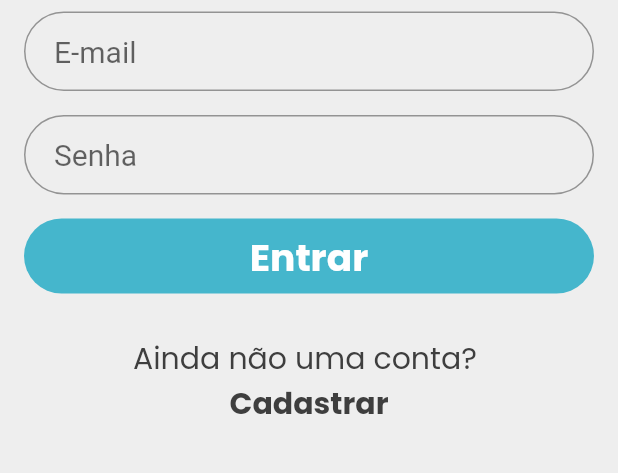
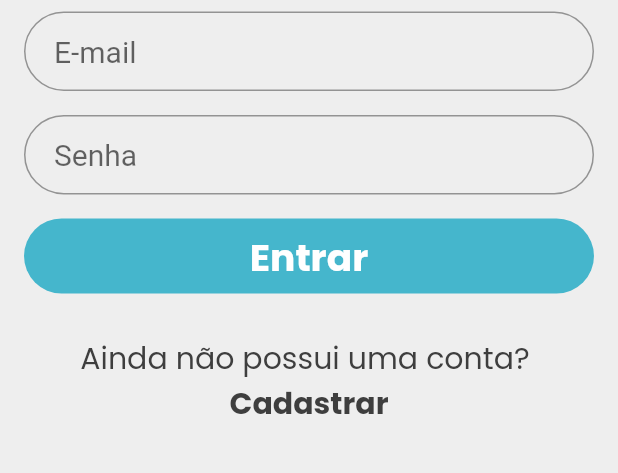
Before and after one commit to 27joseaquino/consulta-marcada, a Flutter app: the screen it shows after launch, on a phone screen of 412 x 824 dp, the part 305-778 px from its top. Run offline on Flutter 3.47's test engine with Material 2 defaults, Android fonts, the phone set to English and light mode, and no system bars.

Commit message:
Correçao da mensagem na tela de login

```diff
--- a/lib/pages/user/login_page.dart
+++ b/lib/pages/user/login_page.dart
@@ -62,7 +62,7 @@ class _LoginPageState extends State<LoginPage> {
           children: [
             CustomText(
               fontSize: 20,
-              text: "Ainda não uma conta? ",
+              text: "Ainda não possui uma conta? ",
               maxlines: 2,
             ),
             CustomText(
```
